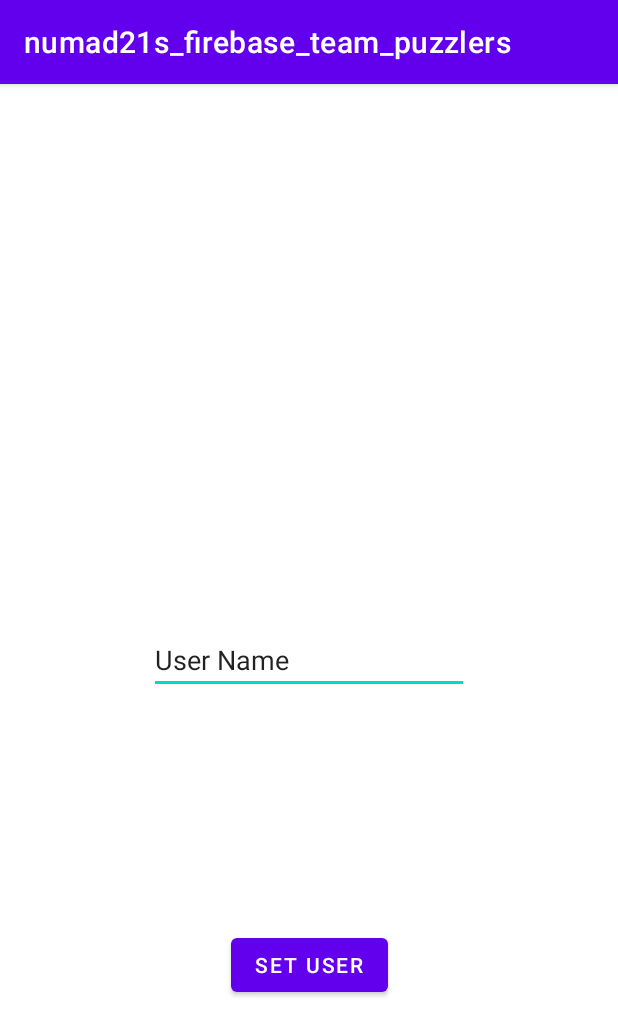
After one commit to linyu3294/numad21s_firebase_team_puzzlers, an Android app: the LoginActivity screen opened directly, with no data from a screen before it, on a phone screen of 412 x 824 dp. The commit adds this screen. Shown: the top 1036 px of the screen. Run offline under Robolectric (Android 15) with nearby library versions, the phone set to English and light mode, and no system bars; our stand-ins replace Firebase (no records; nobody signed in at launch, a user with empty details on screens opened directly).

Commit message:
created Login and Home Activities

```diff
--- /dev/null
+++ b/app/src/main/java/com/example/numad21s_firebase_team_puzzlers/LoginActivity.java
@@ -0,0 +1,111 @@
+package com.example.numad21s_firebase_team_puzzlers;
+
+import androidx.appcompat.app.AppCompatActivity;
+
+import android.content.Intent;
+import android.os.Bundle;
+import android.view.View;
+import android.widget.ScrollView;
+import android.widget.TextView;
+
+import com.example.numad21s_firebase_team_puzzlers.model.User;
+import com.google.firebase.database.DataSnapshot;
+import com.google.firebase.database.DatabaseError;
+import com.google.firebase.database.DatabaseReference;
+import com.google.firebase.database.FirebaseDatabase;
+import com.google.firebase.database.MutableData;
+import com.google.firebase.database.Transaction;
+
+import java.util.ArrayList;
+import java.util.List;
+
+public class LoginActivity extends AppCompatActivity {
+    private FirebaseDatabase db;
+
+    private TextView myUserNameView;
+    private String myUserName;
+    private String myInstanceId;
+    private ScrollView scrollView;
+
+
+
+    @Override
+    protected void onCreate(Bundle savedInstanceState) {
+        super.onCreate(savedInstanceState);
+        setContentView(R.layout.activity_login);
+        db = FirebaseDatabase.getInstance();
+        myInstanceId = null;
+        scrollView = findViewById(R.id.scroll_users_view);
+
+        myUserNameView = (TextView) findViewById(R.id.txt_my_user_name);
+        myUserName = myUserNameView.getText().toString();
+
+    }
+    @Override
+    protected void onStop() {
+        super.onStop();
+        db.getReference().child("users").onDisconnect().removeValue();
+    }
+
+    public void onLogInClick(View view) {
+        myUserName = myUserNameView.getText().toString();
+        createUser(db.getReference(), new User(myUserName));
+        openHomeActivity();
+    }
+
+    /**
+     * I don't think this needs a transaction as there is not a race condition when creating users.
+     *
+     * @param postRef
+     * @param user
+     */
+    private void createUser(DatabaseReference postRef, User user) {
+        DatabaseReference dbPostsRef = db.getReference();
+        DatabaseReference childPostRef = postRef.child("users").push();
+        childPostRef.setValue(user);
+        String postID = childPostRef.getKey();
+        myInstanceId = postID;
+        System.out.println(postID);
+    }
+
+
+    /**
+     * Update User.
+     * This Method is NOT in USE. For reference only.
+     * Uses transaction to avoid simultaneous updates.
+     *
+     * @param postRef
+     * @param user
+     */
+    private void updateUser(DatabaseReference postRef, User user) {
+        System.out.println(myInstanceId);
+        postRef
+                .child("users")
+                .child(myInstanceId)
+                .runTransaction(new Transaction.Handler() {
+                    @Override
+                    public Transaction.Result doTransaction(MutableData mutableData) {
+                        User u = mutableData.getValue(User.class);
+                        if (u == null) {
+                            return Transaction.success(mutableData);
+                        }
+                        mutableData.setValue(user);
+                        return Transaction.success(mutableData);
+                    }
+
+                    @Override
+                    public void onComplete(DatabaseError databaseError, boolean b,
+                                           DataSnapshot dataSnapshot) {
+                        // Transaction completed
+                    }
+                });
+    }
+
+
+    public void openHomeActivity(){
+        Intent intent = new Intent(this, HomeActivity.class);
+        intent.putExtra("myUserName", myUserName);
+        startActivity(intent);
+    }
+
+}
--- a/app/src/main/java/com/example/numad21s_firebase_team_puzzlers/model/User.java
+++ b/app/src/main/java/com/example/numad21s_firebase_team_puzzlers/model/User.java
@@ -8,7 +8,6 @@ import com.google.firebase.database.IgnoreExtraProperties;
 @IgnoreExtraProperties
 public class User {
     public String username;
-    public String id;
 
     // Don't remove, This is required for
     public User(){}
@@ -17,9 +16,5 @@ public class User {
         this.username = username;
     }
 
-    public User(String username, String id){
-        this.username = username;
-        this.id = id;
-    }
 
 }
--- /dev/null
+++ b/app/src/main/res/layout/activity_login.xml
@@ -0,0 +1,43 @@
+<?xml version="1.0" encoding="utf-8"?>
+<androidx.constraintlayout.widget.ConstraintLayout xmlns:android="http://schemas.android.com/apk/res/android"
+    xmlns:app="http://schemas.android.com/apk/res-auto"
+    xmlns:tools="http://schemas.android.com/tools"
+    android:layout_width="match_parent"
+    android:layout_height="match_parent"
+    tools:context=".LoginActivity">
+
+    <TextView
+        android:id="@+id/textview_second"
+        android:layout_width="wrap_content"
+        android:layout_height="wrap_content"
+        app:layout_constraintEnd_toEndOf="parent"
+        app:layout_constraintStart_toStartOf="parent"
+        app:layout_constraintTop_toTopOf="parent" />
+
+    <Button
+        android:id="@+id/btn_set_user"
+        android:layout_width="wrap_content"
+        android:layout_height="wrap_content"
+        android:text="Set User"
+        android:onClick="onLogInClick"
+        app:layout_constraintBottom_toBottomOf="parent"
+        app:layout_constraintEnd_toEndOf="parent"
+        app:layout_constraintStart_toStartOf="parent"
+        app:layout_constraintTop_toBottomOf="@+id/txt_my_user_name" />
+
+    <EditText
+        android:id="@+id/txt_my_user_name"
+        android:layout_width="wrap_content"
+        android:layout_height="wrap_content"
+        android:ems="10"
+        android:inputType="textPersonName"
+        android:text="User Name"
+        app:layout_constraintBottom_toBottomOf="parent"
+        app:layout_constraintEnd_toEndOf="parent"
+        app:layout_constraintStart_toStartOf="parent"
+        app:layout_constraintTop_toTopOf="parent" />
+
+
+
+
+</androidx.constraintlayout.widget.ConstraintLayout>
```
Also changed, not shown: app/src/main/AndroidManifest.xml (+4 -4 lines), app/src/main/java/com/example/numad21s_firebase_team_puzzlers/FirstFragment.java (+3 -7 lines), app/src/main/java/com/example/numad21s_firebase_team_puzzlers/HomeActivity.java (added, +63 -0 lines), app/src/main/java/com/example/numad21s_firebase_team_puzzlers/StickerMessengerActivity.java (deleted, +0 -195 lines), app/src/main/res/layout/activity_home.xml (added, +39 -0 lines), app/src/main/res/layout/activity_sticker_messenger.xml (deleted, +0 -77 lines).
